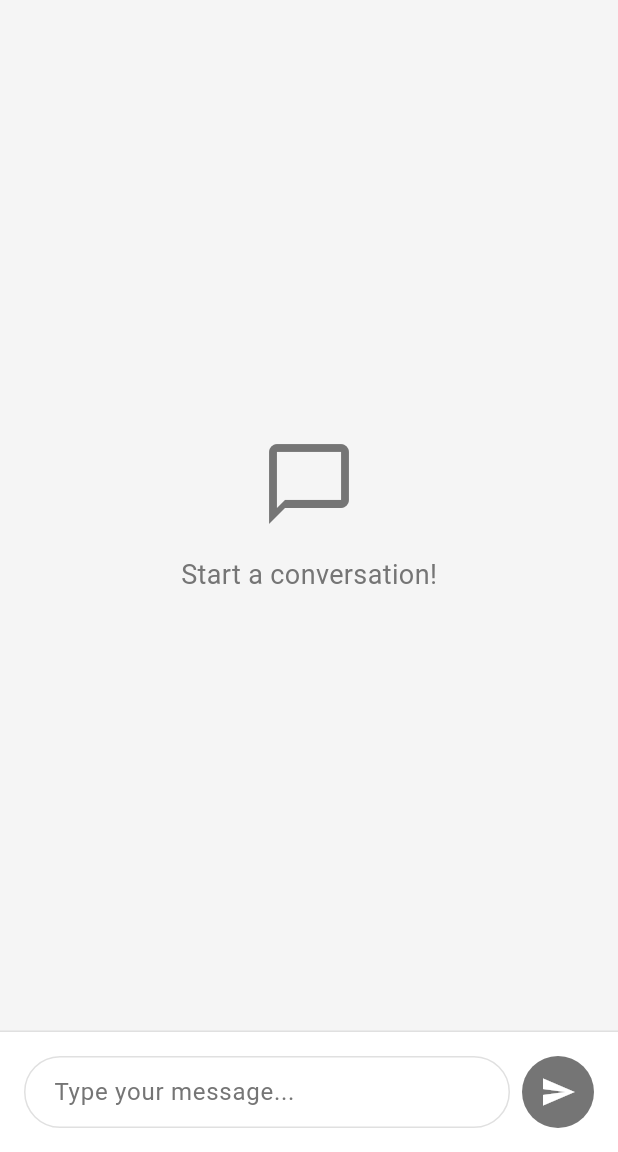
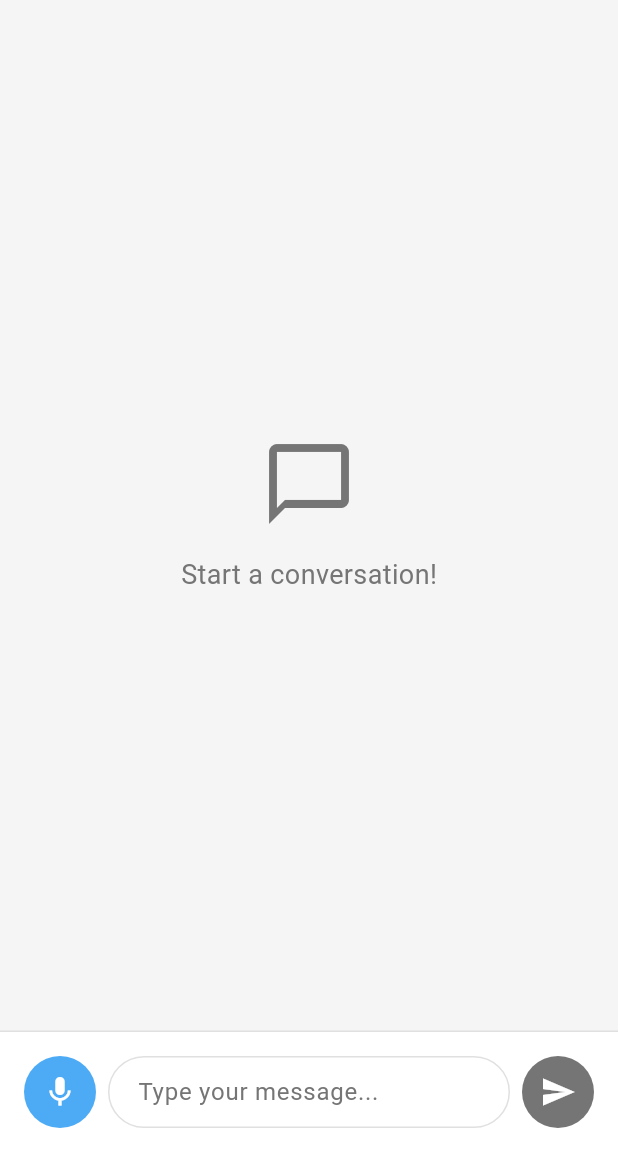
Before and after one commit to BilalRehman08/Conversational-AI-, a Flutter app: the screen it shows after launch, on a phone screen of 412 x 824 dp, the part 84-1236 px from its top. Run offline on Flutter 3.47's test engine with Material 3 defaults, Android fonts, the phone set to English and light mode, and no system bars; our stand-ins replace stacked, stacked_services, stacked_shared.

Commit message:
add voice speech (mock)

```diff
--- a/lib/app/app.locator.dart
+++ b/lib/app/app.locator.dart
@@ -15,6 +15,7 @@ import 'package:stacked_shared/stacked_shared.dart';
 import '../services/logging_service.dart';
 import '../services/llm_service.dart';
 import '../services/mock_llm_service.dart';
+import '../services/speech_service.dart';
 
 final locator = StackedLocator.instance;
 
@@ -34,4 +35,5 @@ Future<void> setupLocator({
   locator.registerLazySingleton(() => SnackbarService());
   locator.registerLazySingleton(() => LoggingService());
   locator.registerLazySingleton<LlmService>(() => MockLlmService());
+  locator.registerLazySingleton(() => SpeechService());
 }
--- /dev/null
+++ b/lib/services/speech_service.dart
@@ -0,0 +1,94 @@
+import 'dart:async';
+import 'dart:math';
+
+class SpeechService {
+  static final SpeechService _instance = SpeechService._internal();
+  factory SpeechService() => _instance;
+  SpeechService._internal();
+
+  bool _isListening = false;
+  bool _isInitialized = true; // Mock initialization
+
+  bool get isListening => _isListening;
+  bool get isAvailable => _isInitialized;
+
+  // Mock speech responses for demonstration
+  static const List<String> _mockSpeechResponses = [
+    "Hello, how are you today?",
+    "What's the weather like?",
+    "Tell me a joke",
+    "What time is it?",
+    "How do I make coffee?",
+    "What's the capital of France?",
+    "Can you help me with my homework?",
+    "What's the meaning of life?",
+    "How do I cook pasta?",
+    "What's the latest news?",
+  ];
+
+  /// Initialize the speech recognition service (mock)
+  Future<bool> initialize() async {
+    // Simulate initialization delay
+    await Future.delayed(Duration(milliseconds: 500));
+    _isInitialized = true;
+    return true;
+  }
+
+  /// Start listening for speech input (mock)
+  Future<void> startListening({
+    required Function(String text) onResult,
+    required Function() onListeningComplete,
+  }) async {
+    if (_isListening) return;
+
+    try {
+      _isListening = true;
+
+      // Simulate listening delay (shorter for better UX)
+      await Future.delayed(Duration(seconds: 1 + Random().nextInt(2)));
+
+      // Generate a random mock response
+      final randomResponse =
+          _mockSpeechResponses[Random().nextInt(_mockSpeechResponses.length)];
+
+      // Simulate speech recognition with a slight delay
+      await Future.delayed(Duration(milliseconds: 300));
+
+      onResult(randomResponse);
+      _isListening = false;
+      onListeningComplete();
+    } catch (e) {
+      _isListening = false;
+      throw Exception('Error starting speech recognition: $e');
+    }
+  }
+
+  /// Stop listening for speech input (mock)
+  Future<void> stopListening() async {
+    if (!_isListening) return;
+
+    try {
+      await Future.delayed(Duration(milliseconds: 300));
+      _isListening = false;
+    } catch (e) {
+      print('Error stopping speech recognition: $e');
+    }
+  }
+
+  /// Cancel speech recognition (mock)
+  Future<void> cancelListening() async {
+    if (!_isListening) return;
+
+    try {
+      await Future.delayed(Duration(milliseconds: 200));
+      _isListening = false;
+    } catch (e) {
+      print('Error canceling speech recognition: $e');
+    }
+  }
+
+  /// Check if speech recognition is available on the device (mock)
+  Future<bool> checkAvailability() async {
+    return _isInitialized;
+  }
+}
--- a/lib/ui/views/chat/chat_view.dart
+++ b/lib/ui/views/chat/chat_view.dart
@@ -79,12 +79,80 @@ class ChatView extends StackedView<ChatViewModel> {
                       ),
             ),
           ),
+          // Voice input indicator
+          if (viewModel.isListening)
+            Container(
+              width: double.infinity,
+              padding: const EdgeInsets.symmetric(vertical: 8, horizontal: 16),
+              color: AppColors.primary.withOpacity(0.1),
+              child: Row(
+                children: [
+                  const Icon(Icons.mic, color: AppColors.primary, size: 20),
+                  const SizedBox(width: 8),
+                  const Text(
+                    'Listening for voice input...',
+                    style: TextStyle(
+                      color: AppColors.primary,
+                      fontWeight: FontWeight.w500,
+                    ),
+                  ),
+                  const Spacer(),
+                  SizedBox(
+                    width: 16,
+                    height: 16,
+                    child: CircularProgressIndicator(
+                      strokeWidth: 2,
+                      color: AppColors.primary,
+                    ),
+                  ),
+                  const SizedBox(width: 8),
+                  IconButton(
+                    onPressed: viewModel.stopVoiceInput,
+                    icon: const Icon(
+                      Icons.stop,
+                      color: AppColors.primary,
+                      size: 20,
+                    ),
+                    tooltip: 'Stop listening',
+                    padding: EdgeInsets.zero,
+                    constraints: const BoxConstraints(
+                      minWidth: 32,
+                      minHeight: 32,
+                    ),
+                  ),
+                ],
+              ),
+            ),
+          // Voice success indicator
+          if (viewModel.showVoiceSuccess)
+            Container(
+              width: double.infinity,
+              padding: const EdgeInsets.symmetric(vertical: 8, horizontal: 16),
+              color: Colors.green.withOpacity(0.1),
+              child: Row(
+                children: [
+                  const Icon(Icons.check_circle, color: Colors.green, size: 20),
+                  const SizedBox(width: 8),
+                  const Text(
+                    'Voice input received!',
+                    style: TextStyle(
+                      color: Colors.green,
+                      fontWeight: FontWeight.w500,
+                    ),
+                  ),
+                ],
+              ),
+            ),
           // Input area
           ChatInput(
             onSendMessage: viewModel.sendMessage,
             onInputChanged: viewModel.updateInput,
+            onVoiceInput: viewModel.startVoiceInput,
+            onStopVoiceInput: viewModel.stopVoiceInput,
             currentInput: viewModel.currentInput,
             isLoading: viewModel.isLoading,
+            isListening: viewModel.isListening,
+            isSpeechAvailable: true, // We'll make this dynamic later
           ),
         ],
       ),
--- a/lib/ui/widgets/chat_input.dart
+++ b/lib/ui/widgets/chat_input.dart
@@ -4,15 +4,23 @@ import 'package:flutter/material.dart';
 class ChatInput extends StatefulWidget {
   final Function() onSendMessage;
   final Function(String) onInputChanged;
+  final Function()? onVoiceInput;
+  final Function()? onStopVoiceInput;
   final String currentInput;
   final bool isLoading;
+  final bool isListening;
+  final bool isSpeechAvailable;
 
   const ChatInput({
     super.key,
     required this.onSendMessage,
     required this.onInputChanged,
+    this.onVoiceInput,
+    this.onStopVoiceInput,
     required this.currentInput,
     required this.isLoading,
+    this.isListening = false,
+    this.isSpeechAvailable = false,
   });
 
   @override
@@ -62,18 +70,56 @@ class _ChatInputState extends State<ChatInput> {
       ),
       child: Row(
         children: [
+          // Voice input button
+          if (widget.isSpeechAvailable)
+            Container(
+              decoration: BoxDecoration(
+                color:
+                    widget.isListening
+                        ? AppColors.primary
+                        : AppColors.primary.withOpacity(0.8),
+                borderRadius: BorderRadius.circular(24),
+                boxShadow:
+                    widget.isListening
+                        ? [
+                          BoxShadow(
+                            color: AppColors.primary.withOpacity(0.3),
+                            blurRadius: 8,
+                            spreadRadius: 2,
+                          ),
+                        ]
+                        : null,
+              ),
+              child: IconButton(
+                onPressed:
+                    widget.isLoading
+                        ? null
+                        : widget.isListening
+                        ? widget.onStopVoiceInput
+                        : widget.onVoiceInput,
+                icon:
+                    widget.isListening
+                        ? const Icon(Icons.stop, color: AppColors.textLight)
+                        : const Icon(Icons.mic, color: AppColors.textLight),
+                tooltip: widget.isListening ? 'Stop listening' : 'Tap to speak',
+              ),
+            ),
+          if (widget.isSpeechAvailable) const SizedBox(width: 8),
+          // Text input field
           Expanded(
             child: TextField(
               controller: _controller,
               focusNode: _focusNode,
               onChanged: widget.onInputChanged,
               onSubmitted: (_) => _handleSend(),
-              enabled: !widget.isLoading,
+              enabled: !widget.isLoading && !widget.isListening,
               maxLines: null,
               textCapitalization: TextCapitalization.sentences,
               decoration: InputDecoration(
                 hintText:
-                    widget.isLoading
+                    widget.isListening
+                        ? 'Listening...'
+                        : widget.isLoading
                         ? 'AI is thinking...'
                         : 'Type your message...',
                 hintStyle: const TextStyle(color: AppColors.textSecondary),
@@ -100,6 +146,7 @@ class _ChatInputState extends State<ChatInput> {
             ),
           ),
           const SizedBox(width: 8),
+          // Send button
           Container(
             decoration: BoxDecoration(
               color:
--- a/pubspec.yaml
+++ b/pubspec.yaml
@@ -44,6 +44,10 @@ dependencies:
 
   # Utilities
   intl: ^0.19.0
+
+  # Speech Recognition (commented out due to compatibility issues)
+  # speech_to_text: ^6.3.0
+  # permission_handler: ^11.0.1
 
 dev_dependencies:
   flutter_test:
```
Also changed, not shown: lib/ui/views/chat/chat_viewmodel.dart (+69 -0 lines), 7 other files.
